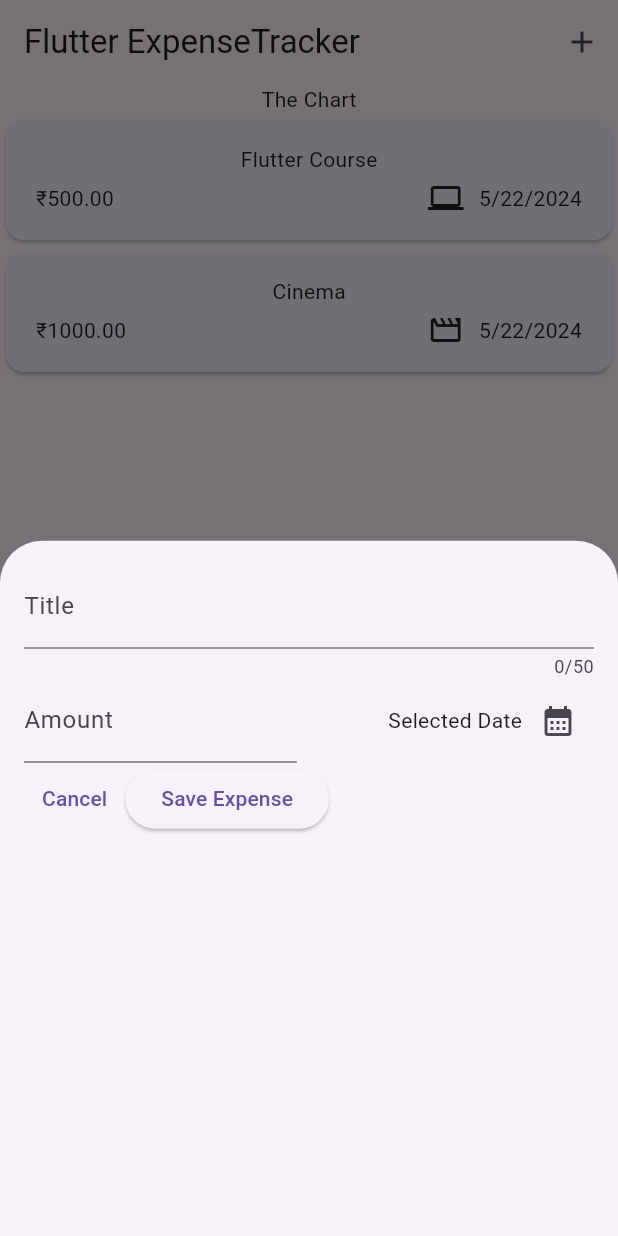
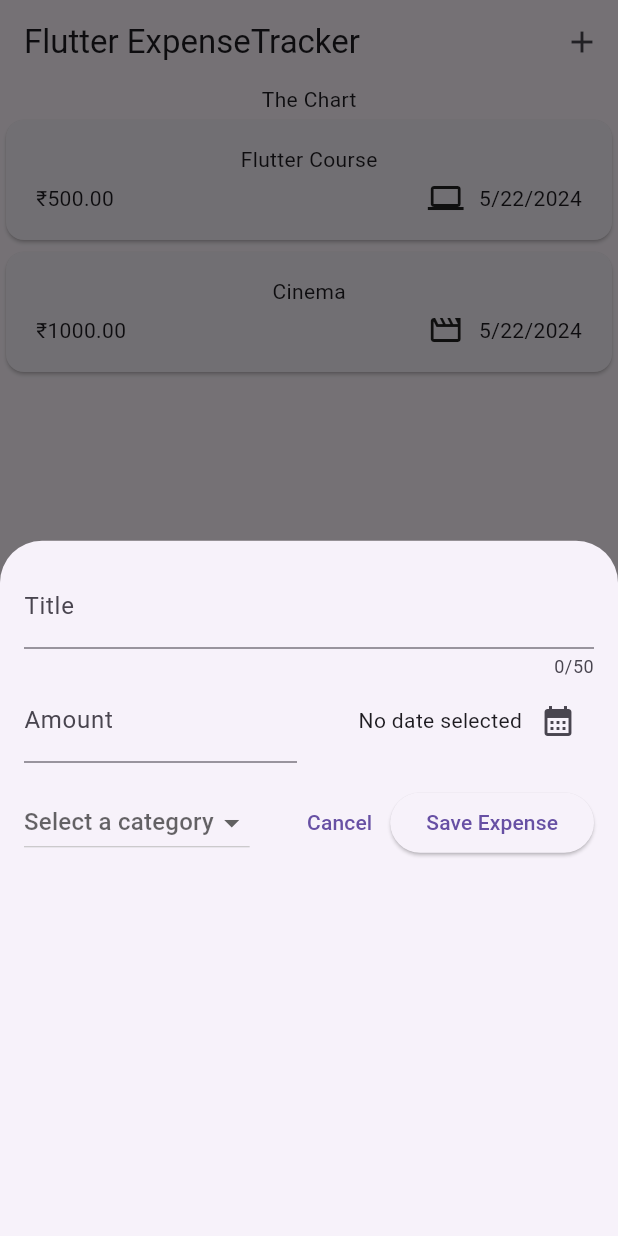
Before and after one commit to rajattank/expense-tracker, a Flutter app: the screen it shows after launch, after a tap on the "add" icon, on a phone screen of 412 x 824 dp. Run offline on Flutter 3.47's test engine with Material 3 defaults, Android fonts, the phone set to English and light mode, and no system bars.

Commit message:
Updates in lib

```diff
--- a/lib/expenses_list/widgets/expenses.dart
+++ b/lib/expenses_list/widgets/expenses.dart
@@ -2,7 +2,8 @@ import 'package:expence_tracker/expenses_list/expenses_list.dart';
 import 'package:expence_tracker/expenses_list/widgets/new_expense.dart';
 import 'package:expence_tracker/models/expense.dart';
 import 'package:flutter/material.dart';
-class Expenses extends StatefulWidget{
+
+class Expenses extends StatefulWidget {
   const Expenses({super.key});
   @override
   State<Expenses> createState() {
@@ -12,21 +13,37 @@ class Expenses extends StatefulWidget{
 
 class _ExpensesState extends State<Expenses> {
   final List<Expense> _registeredExpenses = [
-    Expense(title: 'Flutter Course', amount: 500, date: DateTime.now(), category: Category.work),
-    Expense(title: 'Cinema', amount: 1000, date: DateTime.now(), category: Category.leisure),
+    Expense(
+        title: 'Flutter Course',
+        amount: 500,
+        date: DateTime.now(),
+        category: Category.work),
+    Expense(
+        title: 'Cinema',
+        amount: 1000,
+        date: DateTime.now(),
+        category: Category.leisure),
   ];
 
-  void _openAddExpenseOverlay(){
-    showModalBottomSheet(context: context, builder: (ctx) =>const NewExpense());
+  void _addExpense(Expense expense){
+    setState(() {
+      _registeredExpenses.add(expense);
+    });
+  }
+
+  void _openAddExpenseOverlay() {
+    showModalBottomSheet(
+        context: context, builder: (ctx) => NewExpense(onAddExpense: _addExpense,));
   }
 
   @override
   Widget build(BuildContext context) {
     return Scaffold(
       appBar: AppBar(
-      title:const Text('Flutter ExpenseTracker'),
+        title: const Text('Flutter ExpenseTracker'),
         actions: [
-        IconButton(onPressed: _openAddExpenseOverlay , icon: Icon(Icons.add))
+          IconButton(
+              onPressed: _openAddExpenseOverlay, icon: const Icon(Icons.add))
         ],
       ),
       body: Column(
--- a/lib/expenses_list/widgets/new_expense.dart
+++ b/lib/expenses_list/widgets/new_expense.dart
@@ -1,8 +1,11 @@
+import 'package:expence_tracker/models/expense.dart';
 import 'package:flutter/material.dart';
-import 'package:flutter/widgets.dart';
 
-class NewExpense extends StatefulWidget{
-  const NewExpense({super.key});
+class NewExpense extends StatefulWidget {
+  const NewExpense({super.key, required this.onAddExpense});
+
+  final void Function(Expense expense) onAddExpense;
+
   @override
   State<NewExpense> createState() {
     return _NewExpenseState();
@@ -12,7 +15,10 @@ class NewExpense extends StatefulWidget{
 class _NewExpenseState extends State<NewExpense> {
   final _titleController = TextEditingController();
   final _amountController = TextEditingController();
-  void _DatePicker() async {
+  DateTime? _selectedDate;
+  Category? _selectedCategory;
+
+  void _datePicker() async {
     final now = DateTime.now();
     final firstDate = DateTime(now.year - 1, now.month, now.day);
     final pickedDate = await showDatePicker(
@@ -20,7 +26,41 @@ class _NewExpenseState extends State<NewExpense> {
         initialDate: now,
         firstDate: firstDate,
         lastDate: now);
+    setState(() {
+      _selectedDate = pickedDate;
+    });
   }
+
+  void _submitExpenseData() {
+    final enteredAmount = double.tryParse(_amountController.text);
+    final amountIsInvalid = enteredAmount == null || enteredAmount <= 0;
+    if (_titleController.text.trim().isEmpty ||
+        amountIsInvalid ||
+        _selectedDate == null) {
+      showDialog(
+        context: context,
+        builder: (ctx) => AlertDialog(
+          title: const Text('Invalid Input'),
+          content: const Text(
+              'Please make sure a valid title, amount, date and category was entered.'),
+          actions: [
+            TextButton(
+                onPressed: () {
+                  Navigator.pop(ctx);
+                },
+                child: const Text('Okay'))
+          ],
+        ),
+      );
+      return;
+    }
+    widget.onAddExpense(Expense(
+        title: _titleController.text,
+        amount: enteredAmount,
+        date: _selectedDate!,
+        category: _selectedCategory!));
+  }
+
   @override
   void dispose() {
     _titleController.dispose();
@@ -31,15 +71,13 @@ class _NewExpenseState extends State<NewExpense> {
   @override
   Widget build(BuildContext context) {
     return Padding(
-      padding:const EdgeInsets.all(16),
-      child: Column(children: [
-
+      padding: const EdgeInsets.all(16),
+      child: Column(
+        children: [
           TextField(
-                  controller: _titleController,                             //to allow usser to enter some text
+            controller: _titleController, //to allow user to enter some text
             maxLength: 50,
-                  decoration:const InputDecoration(
-                    label: Text('Title')
-                  ),
+            decoration: const InputDecoration(label: Text('Title')),
           ),
           Row(
             children: [
@@ -47,10 +85,8 @@ class _NewExpenseState extends State<NewExpense> {
                 child: TextField(
                   controller: _amountController,
                   keyboardType: TextInputType.number,
-                    decoration:const InputDecoration(
-                      prefixText: '₹ ',
-                      label: Text('Amount')
-                    ),
+                  decoration: const InputDecoration(
+                      prefixText: '₹ ', label: Text('Amount')),
                 ),
               ),
               const SizedBox(width: 16),
@@ -59,26 +95,46 @@ class _NewExpenseState extends State<NewExpense> {
                   mainAxisAlignment: MainAxisAlignment.end,
                   crossAxisAlignment: CrossAxisAlignment.center,
                   children: [
-                        const Text('Selected Date'),
-                        IconButton(onPressed: _DatePicker,
-                        icon:const Icon(Icons.calendar_month))
+                    Text(_selectedDate == null
+                        ? 'No date selected'
+                        : formatter.format(_selectedDate!)),
+                    IconButton(
+                        onPressed: _datePicker,
+                        icon: const Icon(Icons.calendar_month))
                   ],
                 ),
               )
             ],
           ),
+          const SizedBox(height: 16),
           Row(
             children: [
-            TextButton(onPressed: (){
+              DropdownButton<Category>(
+                value: _selectedCategory,
+                hint: const Text('Select a category'),
+                onChanged: (Category? newValue) {
+                  setState(() {
+                    _selectedCategory = newValue;
+                  });
+                },
+                items: Category.values
+                    .map<DropdownMenuItem<Category>>((Category category) {
+                  return DropdownMenuItem<Category>(
+                    value: category,
+                    child: Text(category.name.toUpperCase()),
+                  );
+                }).toList(),
+              ),
+              const Spacer(),
+              TextButton(
+                onPressed: () {
                   Navigator.pop(context);
                 },
-            child:const Text('Cancel'),),
+                child: const Text('Cancel'),
+              ),
               ElevatedButton.icon(
-            onPressed: (){
-              print(_titleController.text);
-              print(_amountController.text);
-            },
-            label:const Text('Save Expense'),
+                onPressed: _submitExpenseData,
+                label: const Text('Save Expense'),
               ),
             ],
           )
@@ -86,5 +142,4 @@ class _NewExpenseState extends State<NewExpense> {
       ),
     );
   }
-
 }
--- a/lib/main.dart
+++ b/lib/main.dart
@@ -6,7 +6,7 @@ void main() {
   runApp(
     MaterialApp(
       theme: ThemeData(useMaterial3: true),
-      home: Expenses(),
+      home: const Expenses(),
     ),
   );
 }
```
Lines whose indentation alone changed are shown as unchanged.
